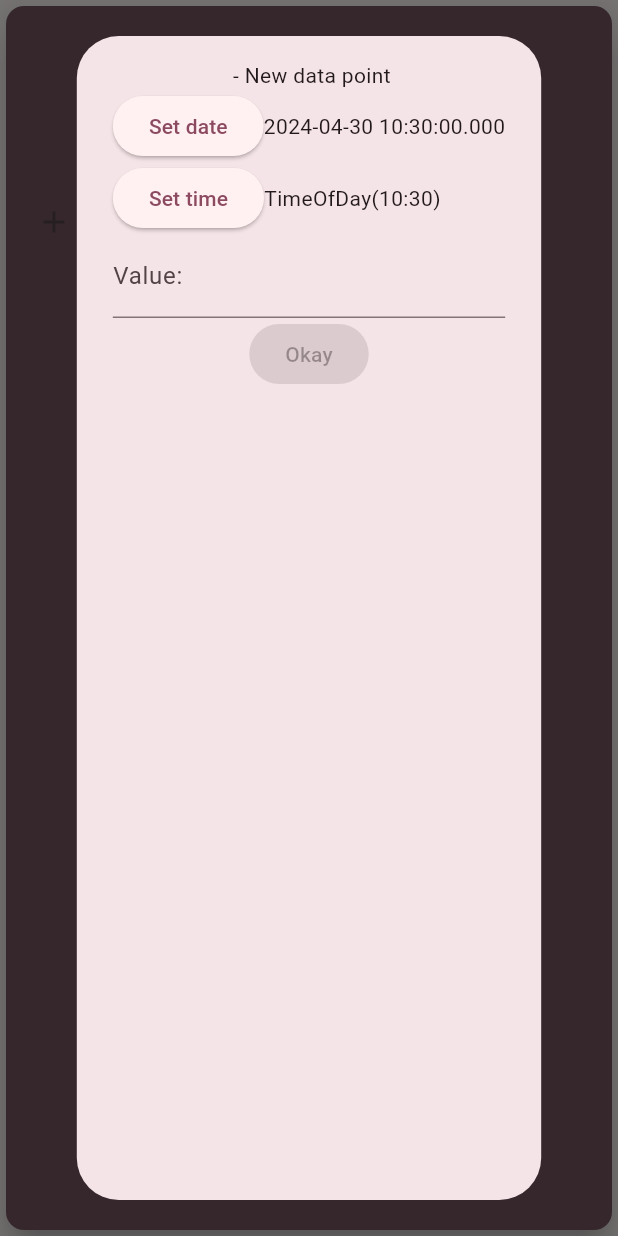
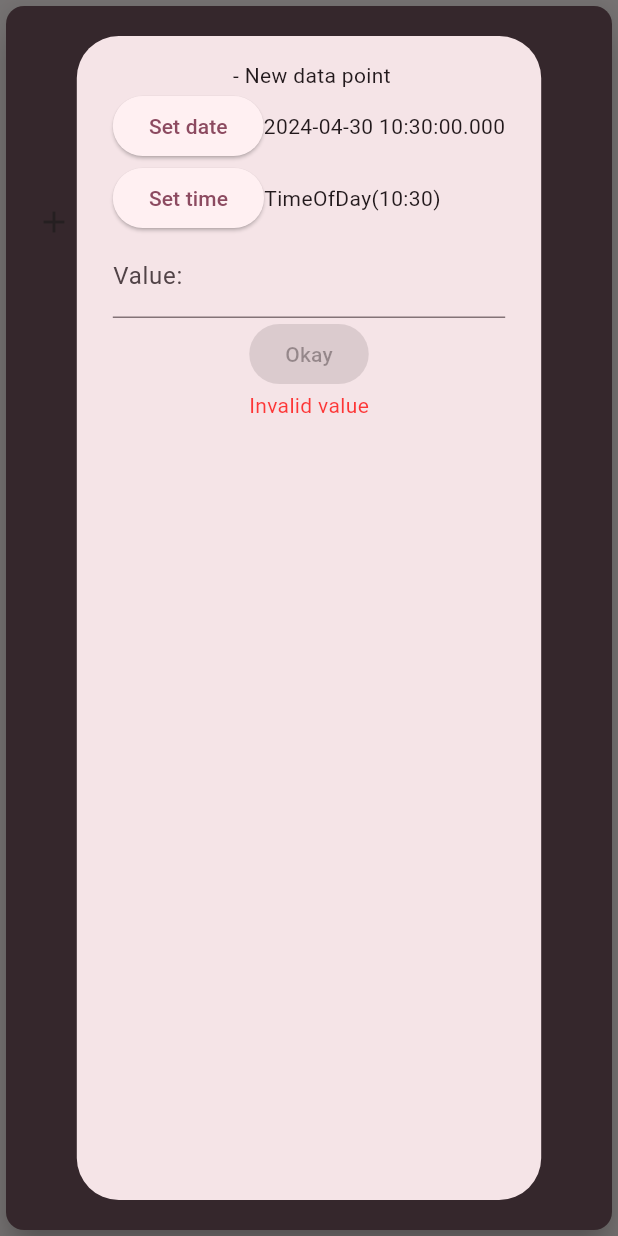
Before and after one commit to 0danylo/charted, a Flutter app: the GraphCard widget shown alone on an empty page, opened directly with empty values, after a tap on the "add" icon, on a phone screen of 412 x 824 dp. Run offline on Flutter 3.47's test engine with Material 3 defaults, Android fonts, the phone set to English and light mode, and no system bars; our stand-ins replace syncfusion_flutter_charts.

Commit message:
invalid datum

```diff
--- a/lib/datum_dialog.dart
+++ b/lib/datum_dialog.dart
@@ -15,7 +15,7 @@ class DatumDialog extends StatefulWidget {
 class DatumDialogState extends State<DatumDialog> {
   var newDate = DateTime.now();
   var newTime = TimeOfDay.now();
-  var newDatum;
+  var newDatum = null;
 
   @override
   Widget build(BuildContext context) {
@@ -62,12 +62,11 @@ class DatumDialogState extends State<DatumDialog> {
                 signed: true, decimal: true),
             inputFormatters: [
               // FilteringTextInputFormatter.allow(RegExp(r"[0-9.\-]")),
-              LengthLimitingTextInputFormatter(308),
+              LengthLimitingTextInputFormatter(307),
             ],
             onChanged: (value) => setState(() {
               var match = RegExp("[+-]?([0-9]*[.])?[0-9]+").firstMatch(value);
-              newDatum =
-                  match != null ? double.parse(match.group(0)!) : newDatum;
+              newDatum = match != null ? double.parse(match.group(0)!) : null;
             }),
           ),
           ElevatedButton(
@@ -83,7 +82,9 @@ class DatumDialogState extends State<DatumDialog> {
                       Navigator.of(context).pop();
                       appState.notify();
                     },
-              child: const Text("Okay"))
+              child: const Text("Okay")),
+          Text(newDatum == null ? "Invalid value" : "",
+              style: const TextStyle(color: Color.fromARGB(195, 255, 0, 0)))
         ],
       ),
     );
--- a/lib/graph_card.dart
+++ b/lib/graph_card.dart
@@ -1,7 +1,6 @@
 import 'package:flutter/material.dart';
+import 'package:syncfusion_flutter_charts/sparkcharts.dart';
 import 'package:trend_notes/datum_dialog.dart';
-import 'package:syncfusion_flutter_charts/charts.dart';
-import 'package:syncfusion_flutter_charts/sparkcharts.dart';
 
 enum GraphType {
   line,
@@ -20,7 +19,7 @@ enum GraphType {
 }
 
 class GraphCard extends StatefulWidget {
-  GraphCard({
+  const GraphCard({super.key,
     required this.name,
     required this.type,
     required this.data,
@@ -46,7 +45,7 @@ class GraphCardState extends State<GraphCard> {
     final style = theme.textTheme.displayMedium!.copyWith(
       color: theme.colorScheme.onPrimary,
     );
-    print(widget.data);
+
     return Card(
       elevation: 10,
       color: theme.colorScheme.secondary,
@@ -55,10 +54,10 @@ class GraphCardState extends State<GraphCard> {
           const Padding(padding: EdgeInsets.all(20.0)),
           Text(widget.name, style: style),
           widget.data.isNotEmpty
-              ? LineSeries(
-                  xValueMapper: (t, index) =>
+              ? SfSparkLineChart.custom(
+                  xValueMapper: (index) =>
                       widget.data.keys.toList()[index].millisecondsSinceEpoch,
-                  yValueMapper: (t, index) => widget.data.values.toList()[index],
+                  yValueMapper: (index) => widget.data.values.toList()[index],
                 )
               : const Text("No data"),
           Row(
```
